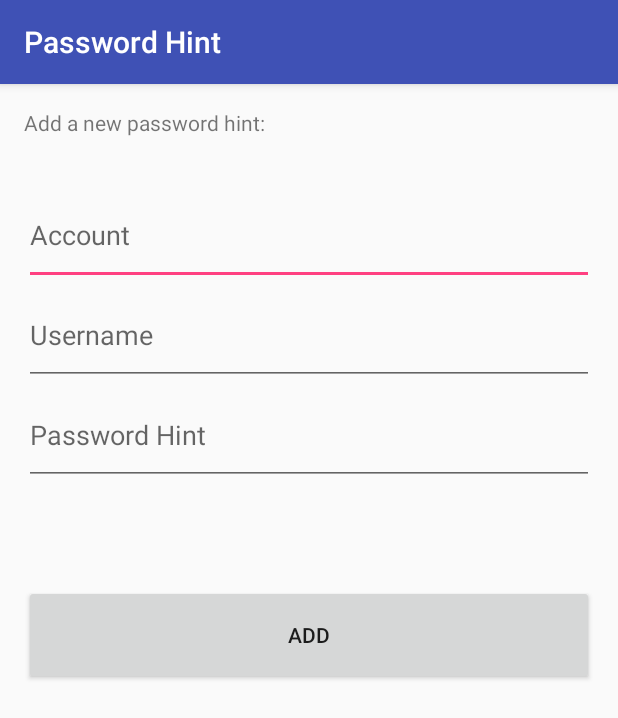
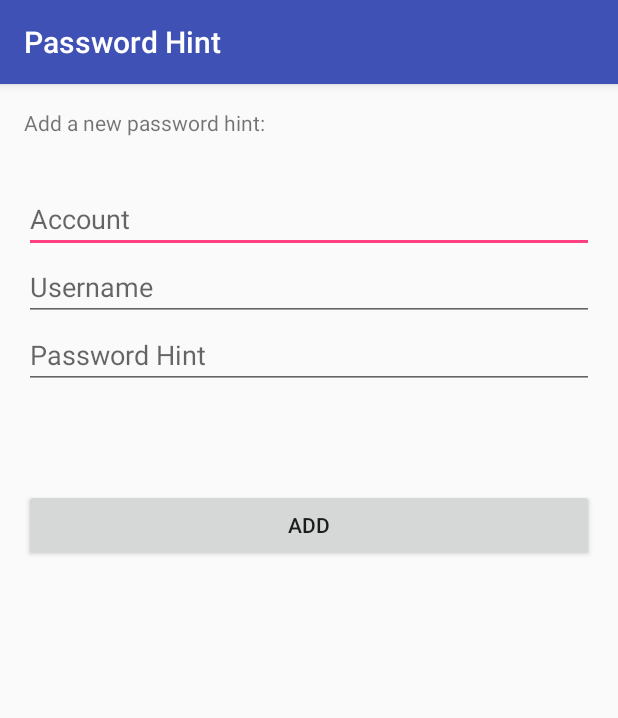
Before and after one commit to sharabiania/password-hints, an Android app: the AddPasswordActivity screen opened directly, with no data from a screen before it, on a phone screen of 412 x 824 dp. Shown: the top 718 px of the screen. Run offline under Robolectric (Android 15) with nearby library versions, the phone set to English and light mode, and no system bars.

Commit message:
Fix layout fixes.

```diff
--- a/MyApplication/app/src/main/res/layout/activity_add_password.xml
+++ b/MyApplication/app/src/main/res/layout/activity_add_password.xml
@@ -20,7 +20,7 @@
 
     <EditText
             android:layout_width="match_parent"
-            android:layout_height="100px"
+            android:layout_height="wrap_content"
             android:layout_below="@+id/textView"
             android:id="@+id/accountEditText"  android:inputType="text"
             android:hint="Account"
@@ -28,14 +28,14 @@
     <EditText
             android:id="@+id/usernameEditText"
             android:layout_width="match_parent"
-            android:layout_height="100px"
+            android:layout_height="wrap_content"
             android:layout_below="@id/accountEditText"
             android:hint="Username"
     />
     <EditText
             android:id="@+id/passwordHintEditText"
             android:layout_width="match_parent"
-            android:layout_height="100px"
+            android:layout_height="wrap_content"
             android:layout_below="@id/usernameEditText"
             android:hint="Password Hint"
     />
@@ -48,7 +48,7 @@
     <Button
             android:id="@+id/addButton"
             android:layout_width="match_parent"
-            android:layout_height="100px"
+            android:layout_height="wrap_content"
             android:layout_below="@+id/lineBreak"
             android:text="Add"
             android:onClick="addOnClick"
```
Also changed, not shown: MyApplication/app/src/main/res/layout/activity_main.xml (+7 -6 lines), MyApplication/app/src/main/res/layout/record_info.xml (+9 -0 lines).
